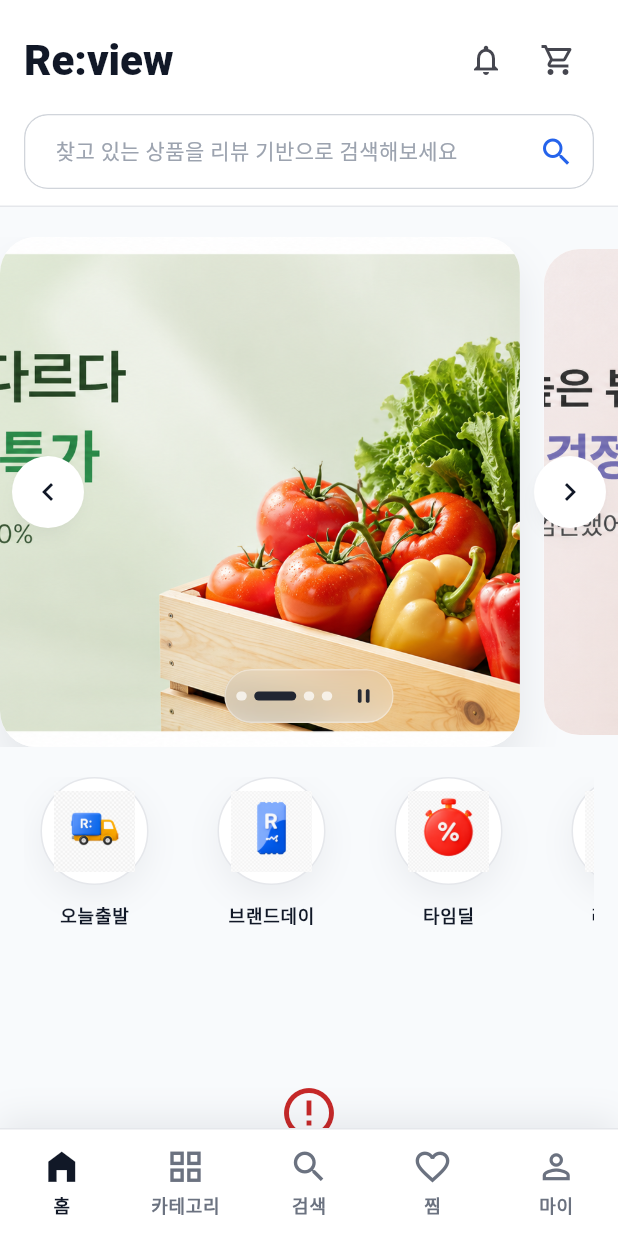
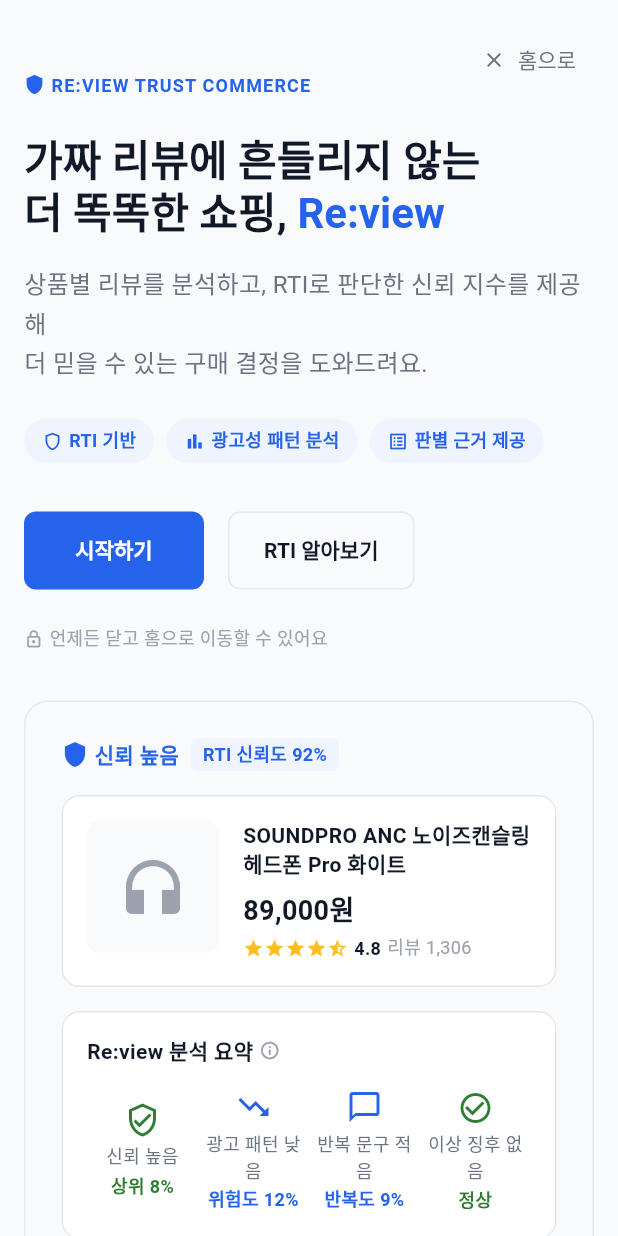
Before and after one commit to DMU-FireView/review-frontend, a Flutter app: the screen it shows after launch, on a phone screen of 412 x 824 dp. Run offline on Flutter 3.47's test engine with Material 3 defaults, Android fonts, the phone set to English and light mode, and no system bars; our stand-ins replace dio, flutter_riverpod, go_router; missing offline and left inert: dart:html.

Commit message:
feat: implement landing page (screen spec 1.1)
- /landing 라우트 추가 및 초기 진입 경로로 설정
- Hero section: 서비스 가치 제안 및 RTI 기반 기능 소개
- RTI demo card: 신뢰도 분석 예시 (정적 presentation 계층만 사용)
- CTA: 시작하기(→ /signup), RTI 알아보기(→ /home)
- 데스크톱/태블릿 2열, 모바일 1열 반응형 레이아웃

Closes #8

```diff
--- a/lib/app/router/app_router.dart
+++ b/lib/app/router/app_router.dart
@@ -6,12 +6,18 @@ import 'package:re_view_front/features/auth/presentation/pages/oauth_callback_pa
 import 'package:re_view_front/features/auth/presentation/pages/signup_page.dart';
 import 'package:re_view_front/features/home/presentation/pages/home_dashboard_page.dart';
 import 'package:re_view_front/features/home/presentation/pages/home_page.dart';
+import 'package:re_view_front/features/landing/presentation/pages/landing_page.dart';
 import 'package:re_view_front/features/onboarding/presentation/pages/onboarding_page.dart';
 
 final appRouterProvider = Provider<GoRouter>((ref) {
   final router = GoRouter(
-    initialLocation: RoutePaths.home,
+    initialLocation: RoutePaths.landing,
     routes: [
+      GoRoute(
+        path: RoutePaths.landing,
+        name: RouteNames.landing,
+        builder: (context, state) => const LandingPage(),
+      ),
       GoRoute(
         path: RoutePaths.home,
         name: RouteNames.home,
--- a/lib/app/router/route_paths.dart
+++ b/lib/app/router/route_paths.dart
@@ -1,4 +1,5 @@
 abstract final class RoutePaths {
+  static const landing = '/landing';
   static const home = '/';
   static const login = '/login';
   static const signup = '/signup';
@@ -8,6 +9,7 @@ abstract final class RoutePaths {
 }
 
 abstract final class RouteNames {
+  static const landing = 'landing';
   static const home = 'home';
   static const login = 'login';
   static const signup = 'signup';
--- /dev/null
+++ b/lib/features/landing/presentation/pages/landing_page.dart
@@ -0,0 +1,166 @@
+import 'package:flutter/material.dart';
+import 'package:go_router/go_router.dart';
+import 'package:re_view_front/app/responsive/breakpoints.dart';
+import 'package:re_view_front/app/responsive/responsive_layout.dart';
+import 'package:re_view_front/app/router/route_paths.dart';
+import 'package:re_view_front/app/theme/app_colors.dart';
+import 'package:re_view_front/app/theme/app_spacing.dart';
+import 'package:re_view_front/app/theme/app_text_styles.dart';
+import 'package:re_view_front/features/landing/presentation/widgets/landing_hero_section.dart';
+import 'package:re_view_front/features/landing/presentation/widgets/landing_rti_demo_card.dart';
+
+class LandingPage extends StatelessWidget {
+  const LandingPage({super.key});
+
+  @override
+  Widget build(BuildContext context) {
+    return Scaffold(
+      backgroundColor: AppColors.background,
+      body: SafeArea(
+        child: ResponsiveLayout(
+          builder: (context, screenSize) {
+            final isDesktop = screenSize == AppScreenSize.desktop;
+            final isTablet = screenSize == AppScreenSize.tablet;
+
+            return Stack(
+              children: [
+                SingleChildScrollView(
+                  padding: isDesktop
+                      ? const EdgeInsets.symmetric(
+                          horizontal: AppSpacing.xxxl,
+                          vertical: AppSpacing.xxl,
+                        )
+                      : isTablet
+                      ? const EdgeInsets.all(AppSpacing.xl)
+                      : const EdgeInsets.all(AppSpacing.md),
+                  child: Center(
+                    child: ConstrainedBox(
+                      constraints: const BoxConstraints(
+                        maxWidth: AppBreakpoints.wideContentMaxWidth,
+                      ),
+                      child: isDesktop || isTablet
+                          ? _DesktopLayout(
+                              onStartPressed: () =>
+                                  context.go(RoutePaths.signup),
+                              onRtiInfoPressed: () =>
+                                  context.go(RoutePaths.home),
+                            )
+                          : _MobileLayout(
+                              onStartPressed: () =>
+                                  context.go(RoutePaths.signup),
+                              onRtiInfoPressed: () =>
+                                  context.go(RoutePaths.home),
+                            ),
+                    ),
+                  ),
+                ),
+                Positioned(
+                  top: AppSpacing.md,
+                  right: AppSpacing.md,
+                  child: _HomeLink(onPressed: () => context.go(RoutePaths.home)),
+                ),
+              ],
+            );
+          },
+        ),
+      ),
+    );
+  }
+}
+
+class _DesktopLayout extends StatelessWidget {
+  const _DesktopLayout({
+    required this.onStartPressed,
+    required this.onRtiInfoPressed,
+  });
+
+  final VoidCallback onStartPressed;
+  final VoidCallback onRtiInfoPressed;
+
+  @override
+  Widget build(BuildContext context) {
+    return Container(
+      decoration: BoxDecoration(
+        color: AppColors.surface,
+        borderRadius: BorderRadius.circular(AppRadius.xl),
+        border: Border.all(color: AppColors.border),
+        boxShadow: const [
+          BoxShadow(
+            color: Color(0x140F172A),
+            blurRadius: 40,
+            offset: Offset(0, 16),
+          ),
+        ],
+      ),
+      padding: const EdgeInsets.all(AppSpacing.xxl),
+      child: IntrinsicHeight(
+        child: Row(
+          crossAxisAlignment: CrossAxisAlignment.start,
+          children: [
+            Expanded(
+              flex: 5,
+              child: LandingHeroSection(
+                onStartPressed: onStartPressed,
+                onRtiInfoPressed: onRtiInfoPressed,
+              ),
+            ),
+            const SizedBox(width: AppSpacing.xxl),
+            const Expanded(flex: 6, child: LandingRtiDemoCard()),
+          ],
+        ),
+      ),
+    );
+  }
+}
+
+class _MobileLayout extends StatelessWidget {
+  const _MobileLayout({
+    required this.onStartPressed,
+    required this.onRtiInfoPressed,
+  });
+
+  final VoidCallback onStartPressed;
+  final VoidCallback onRtiInfoPressed;
+
+  @override
+  Widget build(BuildContext context) {
+    return Column(
+      crossAxisAlignment: CrossAxisAlignment.stretch,
+      children: [
+        const SizedBox(height: AppSpacing.xl),
+        LandingHeroSection(
+          onStartPressed: onStartPressed,
+          onRtiInfoPressed: onRtiInfoPressed,
+        ),
+        const SizedBox(height: AppSpacing.xl),
+        const LandingRtiDemoCard(),
+        const SizedBox(height: AppSpacing.xl),
+      ],
+    );
+  }
+}
+
+class _HomeLink extends StatelessWidget {
+  const _HomeLink({required this.onPressed});
+
+  final VoidCallback onPressed;
+
+  @override
+  Widget build(BuildContext context) {
+    return TextButton.icon(
+      onPressed: onPressed,
+      icon: const Icon(Icons.close, size: 16),
+      label: Text(
+        '홈으로',
+        style: AppTextStyles.bodyMedium.copyWith(color: AppColors.textSecondary),
+      ),
+      style: TextButton.styleFrom(
+        foregroundColor: AppColors.textSecondary,
+        padding: const EdgeInsets.symmetric(
+          horizontal: AppSpacing.sm,
+          vertical: AppSpacing.xxs,
+        ),
+      ),
+    );
+  }
+}
--- /dev/null
+++ b/lib/features/landing/presentation/widgets/landing_hero_section.dart
@@ -0,0 +1,185 @@
+import 'package:flutter/material.dart';
+import 'package:re_view_front/app/theme/app_colors.dart';
+import 'package:re_view_front/app/theme/app_spacing.dart';
+import 'package:re_view_front/app/theme/app_text_styles.dart';
+import 'package:re_view_front/shared/widgets/app_button.dart';
+
+class LandingHeroSection extends StatelessWidget {
+  const LandingHeroSection({
+    required this.onStartPressed,
+    required this.onRtiInfoPressed,
+    super.key,
+  });
+
+  final VoidCallback onStartPressed;
+  final VoidCallback onRtiInfoPressed;
+
+  static const _features = [
+    (Icons.shield_outlined, 'RTI 기반'),
+    (Icons.bar_chart_outlined, '광고성 패턴 분석'),
+    (Icons.list_alt_outlined, '판별 근거 제공'),
+  ];
+
+  @override
+  Widget build(BuildContext context) {
+    return Column(
+      crossAxisAlignment: CrossAxisAlignment.start,
+      mainAxisSize: MainAxisSize.min,
+      children: [
+        _ServiceBadge(),
+        const SizedBox(height: AppSpacing.lg),
+        _Headline(),
+        const SizedBox(height: AppSpacing.md),
+        Text(
+          '상품별 리뷰를 분석하고, RTI로 판단한 신뢰 지수를 제공해\n더 믿을 수 있는 구매 결정을 도와드려요.',
+          style: AppTextStyles.bodyLarge.copyWith(
+            color: AppColors.textSecondary,
+            height: 1.6,
+          ),
+        ),
+        const SizedBox(height: AppSpacing.lg),
+        Wrap(
+          spacing: AppSpacing.xs,
+          runSpacing: AppSpacing.xs,
+          children: [
+            for (final (icon, label) in _features)
+              _FeatureChip(icon: icon, label: label),
+          ],
+        ),
+        const SizedBox(height: AppSpacing.xl),
+        _CtaRow(
+          onStartPressed: onStartPressed,
+          onRtiInfoPressed: onRtiInfoPressed,
+        ),
+        const SizedBox(height: AppSpacing.lg),
+        _CloseHint(),
+      ],
+    );
+  }
+}
+
+class _ServiceBadge extends StatelessWidget {
+  @override
+  Widget build(BuildContext context) {
+    return Row(
+      mainAxisSize: MainAxisSize.min,
+      children: [
+        const Icon(Icons.shield, color: AppColors.primary, size: 14),
+        const SizedBox(width: AppSpacing.xxs),
+        Text(
+          'RE:VIEW TRUST COMMERCE',
+          style: AppTextStyles.caption.copyWith(
+            color: AppColors.primary,
+            fontWeight: FontWeight.w700,
+            letterSpacing: 0.8,
+          ),
+        ),
+      ],
+    );
+  }
+}
+
+class _Headline extends StatelessWidget {
+  @override
+  Widget build(BuildContext context) {
+    return RichText(
+      text: TextSpan(
+        style: AppTextStyles.headlineSmall,
+        children: const [
+          TextSpan(text: '가짜 리뷰에 흔들리지 않는\n더 똑똑한 쇼핑, '),
+          TextSpan(
+            text: 'Re:view',
+            style: TextStyle(color: AppColors.primary),
+          ),
+        ],
+      ),
+    );
+  }
+}
+
+class _FeatureChip extends StatelessWidget {
+  const _FeatureChip({required this.icon, required this.label});
+
+  final IconData icon;
+  final String label;
+
+  @override
+  Widget build(BuildContext context) {
+    return Container(
+      padding: const EdgeInsets.symmetric(
+        horizontal: AppSpacing.sm,
+        vertical: AppSpacing.xxs + 2,
+      ),
+      decoration: BoxDecoration(
+        color: AppColors.primaryLight,
+        borderRadius: BorderRadius.circular(AppRadius.xl),
+      ),
+      child: Row(
+        mainAxisSize: MainAxisSize.min,
+        children: [
+          Icon(icon, size: 14, color: AppColors.primary),
+          const SizedBox(width: AppSpacing.xxs),
+          Text(
+            label,
+            style: AppTextStyles.caption.copyWith(
+              color: AppColors.primary,
+              fontWeight: FontWeight.w600,
+            ),
+          ),
+        ],
+      ),
+    );
+  }
+}
+
+class _CtaRow extends StatelessWidget {
+  const _CtaRow({
+    required this.onStartPressed,
+    required this.onRtiInfoPressed,
+  });
+
+  final VoidCallback onStartPressed;
+  final VoidCallback onRtiInfoPressed;
+
+  @override
+  Widget build(BuildContext context) {
+    return Wrap(
+      spacing: AppSpacing.md,
+      runSpacing: AppSpacing.sm,
+      children: [
+        SizedBox(
+          height: 52,
+          child: AppButton(
+            label: '시작하기',
+            onPressed: onStartPressed,
+          ),
+        ),
+        SizedBox(
+          height: 52,
+          child: AppButton(
+            label: 'RTI 알아보기',
+            onPressed: onRtiInfoPressed,
+            variant: AppButtonVariant.outlined,
+          ),
+        ),
+      ],
+    );
+  }
+}
+
+class _CloseHint extends StatelessWidget {
+  @override
+  Widget build(BuildContext context) {
+    return Row(
+      mainAxisSize: MainAxisSize.min,
+      children: [
+        const Icon(Icons.lock_outline, size: 13, color: AppColors.textTertiary),
+        const SizedBox(width: AppSpacing.xxs),
+        Text(
+          '언제든 닫고 홈으로 이동할 수 있어요',
+          style: AppTextStyles.caption,
+        ),
+      ],
+    );
+  }
+}
--- /dev/null
+++ b/lib/features/landing/presentation/widgets/landing_rti_demo_card.dart
@@ -0,0 +1,302 @@
+import 'package:flutter/material.dart';
+import 'package:re_view_front/app/theme/app_colors.dart';
+import 'package:re_view_front/app/theme/app_spacing.dart';
+import 'package:re_view_front/app/theme/app_text_styles.dart';
+
+class LandingRtiDemoCard extends StatelessWidget {
+  const LandingRtiDemoCard({super.key});
+
+  @override
+  Widget build(BuildContext context) {
+    return Container(
+      decoration: BoxDecoration(
+        color: AppColors.surfaceMuted,
+        borderRadius: BorderRadius.circular(AppRadius.lg),
+        border: Border.all(color: AppColors.border),
+      ),
+      padding: const EdgeInsets.all(AppSpacing.lg),
+      child: const Column(
+        mainAxisSize: MainAxisSize.min,
+        crossAxisAlignment: CrossAxisAlignment.stretch,
+        children: [
+          _TrustBadgeRow(),
+          SizedBox(height: AppSpacing.md),
+          _ProductInfoRow(),
+          SizedBox(height: AppSpacing.md),
+          _RtiSummarySection(),
+          SizedBox(height: AppSpacing.md),
+          _RtiDisclaimer(),
+        ],
+      ),
+    );
+  }
+}
+
+class _TrustBadgeRow extends StatelessWidget {
+  const _TrustBadgeRow();
+
+  @override
+  Widget build(BuildContext context) {
+    return Row(
+      children: [
+        const Icon(Icons.shield, color: AppColors.primary, size: 18),
+        const SizedBox(width: AppSpacing.xxs),
+        Text(
+          '신뢰 높음',
+          style: AppTextStyles.labelLarge.copyWith(color: AppColors.primary),
+        ),
+        const SizedBox(width: AppSpacing.xs),
+        Container(
+          padding: const EdgeInsets.symmetric(
+            horizontal: AppSpacing.xs,
+            vertical: 2,
+          ),
+          decoration: BoxDecoration(
+            color: AppColors.primaryLight,
+            borderRadius: BorderRadius.circular(AppRadius.xs),
+          ),
+          child: Text(
+            'RTI 신뢰도 92%',
+            style: AppTextStyles.caption.copyWith(
+              color: AppColors.primary,
+              fontWeight: FontWeight.w600,
+            ),
+          ),
+        ),
+      ],
+    );
+  }
+}
+
+class _ProductInfoRow extends StatelessWidget {
+  const _ProductInfoRow();
+
+  @override
+  Widget build(BuildContext context) {
+    return Container(
+      decoration: BoxDecoration(
+        color: AppColors.surface,
+        borderRadius: BorderRadius.circular(AppRadius.md),
+        border: Border.all(color: AppColors.border),
+      ),
+      padding: const EdgeInsets.all(AppSpacing.md),
+      child: Row(
+        crossAxisAlignment: CrossAxisAlignment.start,
+        children: [
+          Container(
+            width: 88,
+            height: 88,
+            decoration: BoxDecoration(
+              color: AppColors.surfaceMuted,
+              borderRadius: BorderRadius.circular(AppRadius.sm),
+            ),
+            child: const Icon(
+              Icons.headphones,
+              size: 48,
+              color: AppColors.textTertiary,
+            ),
+          ),
+          const SizedBox(width: AppSpacing.md),
+          const Expanded(child: _ProductDetails()),
+        ],
+      ),
+    );
+  }
+}
+
+class _ProductDetails extends StatelessWidget {
+  const _ProductDetails();
+
+  @override
+  Widget build(BuildContext context) {
+    return Column(
+      crossAxisAlignment: CrossAxisAlignment.start,
+      children: [
+        Text(
+          'SOUNDPRO ANC 노이즈캔슬링 헤드폰 Pro 화이트',
+          style: AppTextStyles.labelLarge,
+          maxLines: 2,
+          overflow: TextOverflow.ellipsis,
+        ),
+        const SizedBox(height: AppSpacing.xs),
+        Text(
+          '89,000원',
+          style: AppTextStyles.titleMedium.copyWith(color: AppColors.textPrimary),
+        ),
+        const SizedBox(height: AppSpacing.xxs),
+        Row(
+          children: [
+            ...List.generate(
+              4,
+              (_) => const Icon(
+                Icons.star,
+                color: Color(0xFFFBBF24),
+                size: 14,
+              ),
+            ),
+            const Icon(
+              Icons.star_half,
+              color: Color(0xFFFBBF24),
+              size: 14,
+            ),
+            const SizedBox(width: AppSpacing.xxs),
+            Text(
+              '4.8',
+              style: AppTextStyles.caption.copyWith(
+                fontWeight: FontWeight.w600,
+                color: AppColors.textPrimary,
+              ),
+            ),
+            const SizedBox(width: AppSpacing.xxs),
+            Text(
+              '리뷰 1,306',
+              style: AppTextStyles.caption,
+            ),
+          ],
+        ),
+      ],
+    );
+  }
+}
+
+class _RtiSummarySection extends StatelessWidget {
+  const _RtiSummarySection();
+
+  static const _metrics = [
+    _RtiMetric(
+      icon: Icons.verified_user_outlined,
+      label: '신뢰 높음',
+      value: '상위 8%',
+      color: AppColors.success,
+    ),
+    _RtiMetric(
+      icon: Icons.trending_down,
+      label: '광고 패턴 낮음',
+      value: '위험도 12%',
+      color: AppColors.primary,
+    ),
+    _RtiMetric(
+      icon: Icons.chat_bubble_outline,
+      label: '반복 문구 적음',
+      value: '반복도 9%',
+      color: AppColors.primary,
+    ),
+    _RtiMetric(
+      icon: Icons.check_circle_outline,
+      label: '이상 징후 없음',
+      value: '정상',
+      color: AppColors.success,
+    ),
+  ];
+
+  @override
+  Widget build(BuildContext context) {
+    return Container(
+      decoration: BoxDecoration(
+        color: AppColors.surface,
+        borderRadius: BorderRadius.circular(AppRadius.md),
+        border: Border.all(color: AppColors.border),
+      ),
+      padding: const EdgeInsets.all(AppSpacing.md),
+      child: Column(
+        crossAxisAlignment: CrossAxisAlignment.start,
+        children: [
+          Row(
+            children: [
+              Text(
+                'Re:view 분석 요약',
+                style: AppTextStyles.labelLarge,
+              ),
+              const SizedBox(width: AppSpacing.xxs),
+              const Icon(
+                Icons.info_outline,
+                size: 14,
+                color: AppColors.textTertiary,
+              ),
+            ],
+          ),
+          const SizedBox(height: AppSpacing.md),
+          Row(
+            children: [
+              for (final metric in _metrics)
+                Expanded(child: _RtiMetricTile(metric: metric)),
+            ],
+          ),
+        ],
+      ),
+    );
+  }
+}
+
+class _RtiMetric {
+  const _RtiMetric({
+    required this.icon,
+    required this.label,
+    required this.value,
+    required this.color,
+  });
+
+  final IconData icon;
+  final String label;
+  final String value;
+  final Color color;
+}
+
+class _RtiMetricTile extends StatelessWidget {
+  const _RtiMetricTile({required this.metric});
+
+  final _RtiMetric metric;
+
+  @override
+  Widget build(BuildContext context) {
+    return Column(
+      children: [
+        Icon(metric.icon, color: metric.color, size: 24),
+        const SizedBox(height: AppSpacing.xxs),
+        Text(
+          metric.label,
+          style: AppTextStyles.caption.copyWith(
+            color: AppColors.textSecondary,
+          ),
+          textAlign: TextAlign.center,
+          maxLines: 2,
+          overflow: TextOverflow.ellipsis,
+        ),
+        const SizedBox(height: 2),
+        Text(
+          metric.value,
+          style: AppTextStyles.caption.copyWith(
+            color: metric.color,
+            fontWeight: FontWeight.w600,
+          ),
+          textAlign: TextAlign.center,
+        ),
+      ],
+    );
+  }
+}
+
+class _RtiDisclaimer extends StatelessWidget {
+  const _RtiDisclaimer();
+
+  @override
+  Widget build(BuildContext context) {
+    return Row(
+      crossAxisAlignment: CrossAxisAlignment.start,
+      children: [
+        const Icon(
+          Icons.info_outline,
+          size: 14,
+          color: AppColors.textTertiary,
+        ),
+        const SizedBox(width: AppSpacing.xxs),
+        Expanded(
+          child: Text(
+            '실제 사용자 리뷰를 기반으로 분석하여 광고성/조작 신호는 필터링되어 분석에 반영됩니다.',
+            style: AppTextStyles.caption,
+          ),
+        ),
+      ],
+    );
+  }
+}
```
